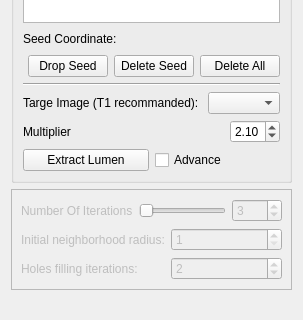
First picture: the form in codes/InteractorStyles/QInteractorStyleLumenSeedsPlacer.ui, repository wuzhuobin/PlaqueQuant, before the edit; both pictures show x 0 to 303 and y 221 to 541 of the 303 by 671 pixel window.
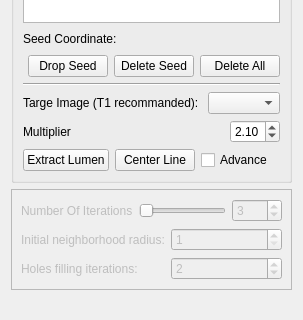
Second picture: the form after the edit.

Diff of the .ui file:
```diff
--- a/codes/InteractorStyles/QInteractorStyleLumenSeedsPlacer.ui
+++ b/codes/InteractorStyles/QInteractorStyleLumenSeedsPlacer.ui
@@ -295,6 +295,13 @@
           </property>
          </widget>
         </item>
+        <item>
+         <widget class="QPushButton" name="pushButtonCenterLine">
+          <property name="text">
+           <string>Center Line</string>
+          </property>
+         </widget>
+        </item>
         <item>
          <widget class="QCheckBox" name="checkBox">
           <property name="sizePolicy">
```
